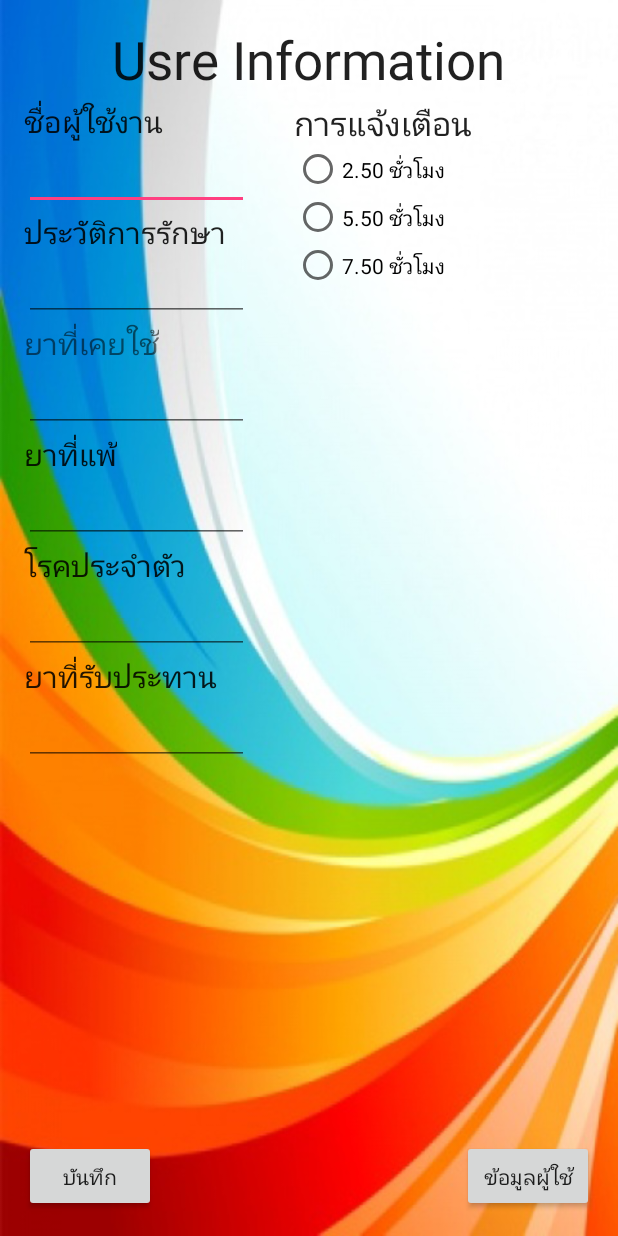
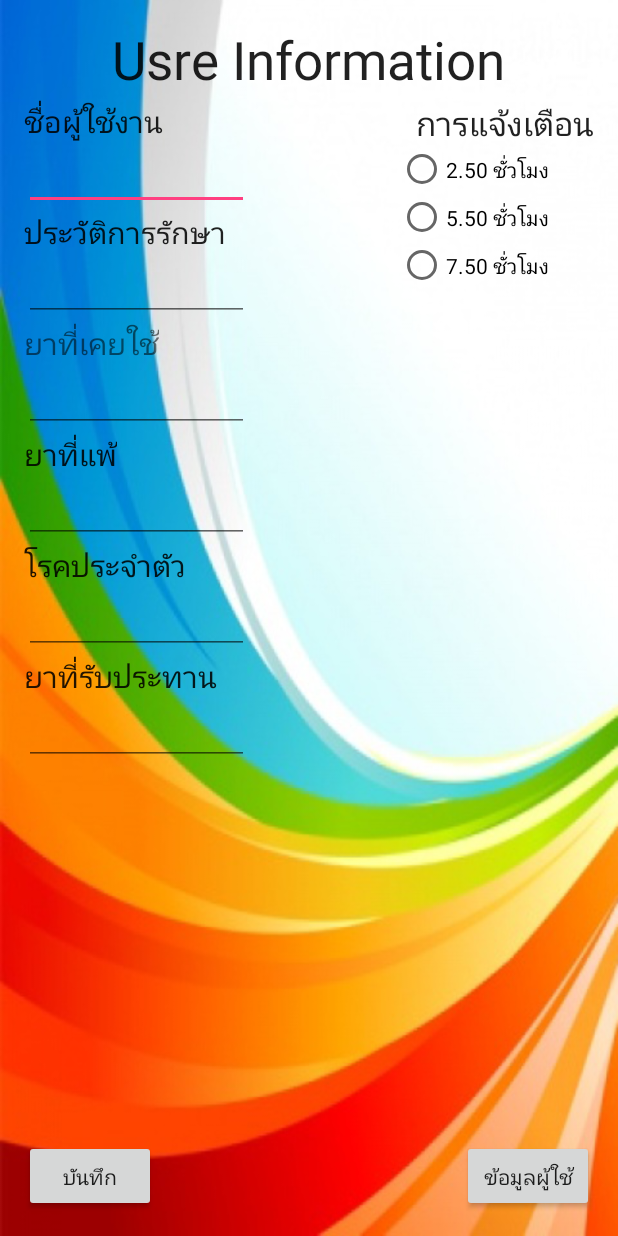
Before and after one commit to masterUNG/DrugAndHealth, an Android app: the PersonalActivity screen opened directly, with no data from a screen before it, after a tap on "บันทึก", on a phone screen of 412 x 824 dp. Run offline under Robolectric (Android 15) with nearby library versions, the phone set to English and light mode, and no system bars.

Commit message:
Design Personal Finish

```diff
--- a/app/src/main/java/appewtc/masterung/drugandhealth/PersonalActivity.java
+++ b/app/src/main/java/appewtc/masterung/drugandhealth/PersonalActivity.java
@@ -14,7 +14,7 @@ public class PersonalActivity extends AppCompatActivity {
 
     public void clickSavePersonal(View view) {
 
-        testAddValue();
+        //testAddValue();
 
     }   // clickSavePersonal
 
--- a/app/src/main/res/layout/activity_personal.xml
+++ b/app/src/main/res/layout/activity_personal.xml
@@ -5,7 +5,7 @@
     android:paddingRight="@dimen/activity_horizontal_margin"
     android:paddingTop="@dimen/activity_vertical_margin"
     android:paddingBottom="@dimen/activity_vertical_margin"
-    tools:context="kbu.bee.men.drugandhealth.Main9Activity"
+
     android:background="@drawable/black3">
 
     <LinearLayout
@@ -142,8 +142,14 @@
         android:text="การแจ้งเตือน"
         android:id="@+id/textView21"
         android:layout_below="@+id/linearLayout2"
-        android:layout_alignLeft="@+id/radioButton"
-        android:layout_alignStart="@+id/radioButton" />
+        android:layout_alignParentRight="true" />
+
+    <RadioGroup
+        android:layout_width="wrap_content"
+        android:layout_height="wrap_content"
+        android:layout_below="@+id/textView21"
+        android:layout_alignParentRight="true"
+        android:layout_marginRight="30dp">
 
         <RadioButton
             android:layout_width="wrap_content"
@@ -171,5 +177,6 @@
             android:layout_below="@+id/radioButton2"
             android:layout_toRightOf="@+id/linearLayout3"
             android:layout_toEndOf="@+id/linearLayout3" />
+    </RadioGroup>
 
 </RelativeLayout>
```
Lines whose indentation alone changed are shown as unchanged.
